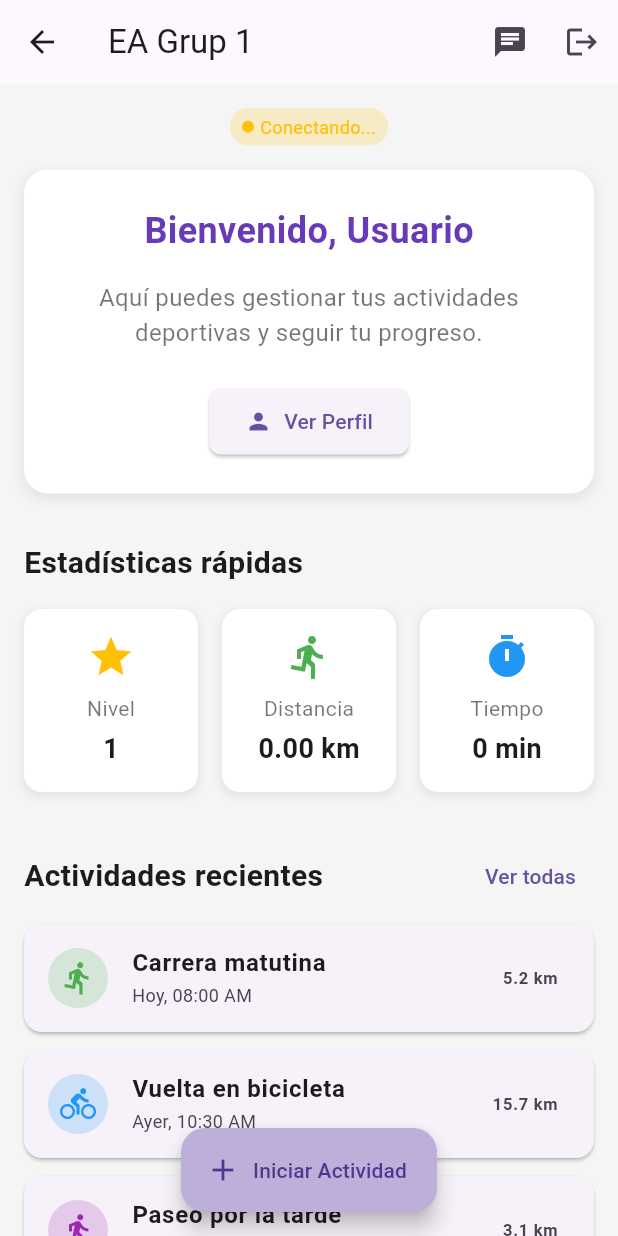
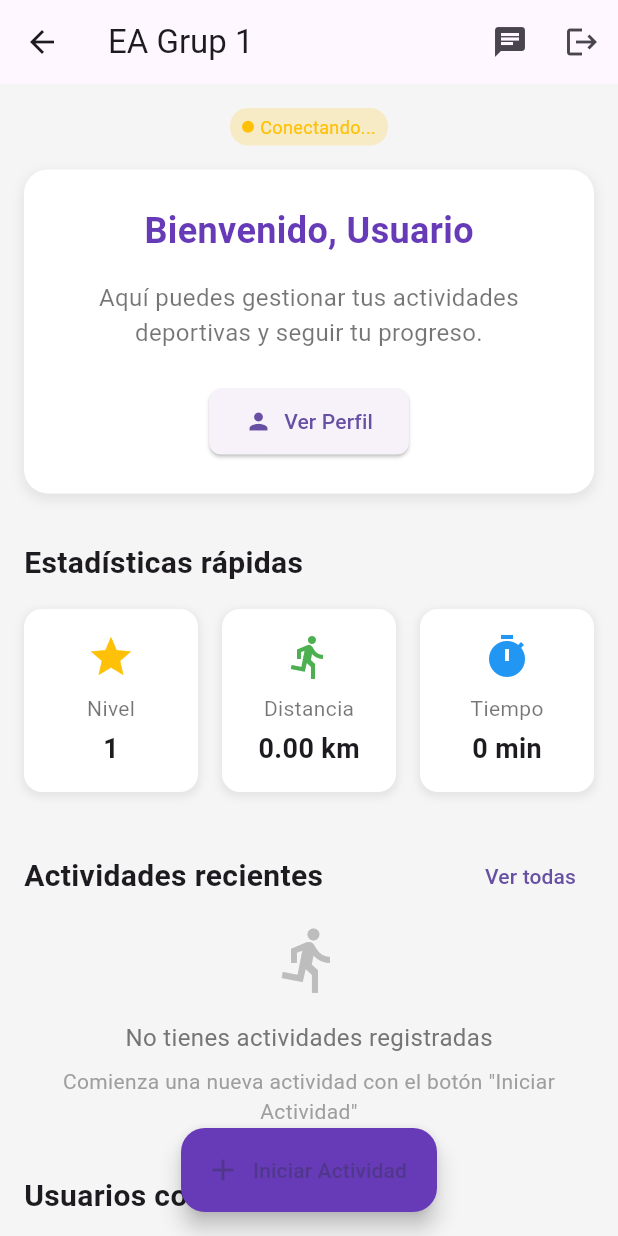
Before and after one commit to arnaugoba1315/FRONTEND_FLUTTER_G1, a Flutter app: the UserHomeScreen screen opened by its route, on a phone screen of 412 x 824 dp. Run offline on Flutter 3.47's test engine with Material 3 defaults, Android fonts, the light colour scheme and no system bars; our stand-ins replace flutter_map, geolocator, jwt_decoder, latlong2, shared_preferences, socket_io_client and 1 more; accounts and stored records are empty; network calls fail.

Commit message:
actividades 1.0

```diff
--- a/flutter_application_1/lib/models/user.dart
+++ b/flutter_application_1/lib/models/user.dart
@@ -58,12 +58,12 @@ class User {
       email: json['email'] ?? '',
       profilePicture: json['profilePicture'],
       bio: json['bio'],
-      level: json['level'] != null ? int.parse(json['level'].toString()) : 1,
+      level: json['level'] != null ? int.tryParse(json['level'].toString()) ?? 1 : 1,
       totalDistance: json['totalDistance'] != null
-          ? double.parse(json['totalDistance'].toString())
+          ? double.tryParse(json['totalDistance'].toString()) ?? 0.0
           : 0.0,
       totalTime: json['totalTime'] != null
-          ? int.parse(json['totalTime'].toString())
+          ? (double.tryParse(json['totalTime'].toString()) ?? 0).round()
           : 0,
       activities: json['activities'] != null
           ? List<String>.from(json['activities'].map((e) => e.toString()))
--- a/flutter_application_1/lib/screens/user/user_home.dart
+++ b/flutter_application_1/lib/screens/user/user_home.dart
@@ -5,6 +5,11 @@ import 'package:flutter_application_1/services/auth_service.dart';
 import 'package:flutter_application_1/services/socket_service.dart';
 import 'package:flutter_application_1/screens/chat/chat_list.dart';
 import 'package:flutter_application_1/providers/activity_provider_tracking.dart';
+import 'package:flutter_application_1/models/activity.dart';
+import 'package:flutter_application_1/services/activity_service.dart';
+import 'package:flutter_application_1/services/http_service.dart';
+import 'package:intl/intl.dart';
+import 'package:flutter_application_1/screens/activity/activity_detail_screen.dart';
 
 class UserHomeScreen extends StatefulWidget {
   const UserHomeScreen({Key? key}) : super(key: key);
@@ -15,6 +20,10 @@ class UserHomeScreen extends StatefulWidget {
 
 class _UserHomeScreenState extends State<UserHomeScreen> {
   bool _isCheckingTrackings = false; // Tracks if tracking check is in progress
+  bool _isLoadingActivities = false;
+  List<Activity> _userActivities = [];
+  bool _showAllActivities = false;
+
   @override
   void initState() {
     super.initState();
@@ -22,6 +31,7 @@ class _UserHomeScreenState extends State<UserHomeScreen> {
     // Verificar si hay actividades de tracking activas cuando se carga la pantalla
     WidgetsBinding.instance.addPostFrameCallback((_) {
       _checkActiveTrackings();
+      _loadUserActivities();
     });
   }
 
@@ -57,6 +67,44 @@ class _UserHomeScreenState extends State<UserHomeScreen> {
       if (mounted) {
         setState(() {
           _isCheckingTrackings = false;
+        });
+      }
+    }
+  }
+
+  // Load user activities
+  Future<void> _loadUserActivities() async {
+    final authService = Provider.of<AuthService>(context, listen: false);
+    if (authService.currentUser == null) return;
+
+    setState(() {
+      _isLoadingActivities = true;
+    });
+
+    try {
+      // Create activity service
+      final httpService = HttpService(authService);
+      final activityService = ActivityService(httpService);
+
+      // Get user activities
+      final activities = await activityService.getActivitiesByUserId(
+        authService.currentUser!.id
+      );
+
+      // Sort by date - most recent first
+      activities.sort((a, b) => b.startTime.compareTo(a.startTime));
+
+      if (mounted) {
+        setState(() {
+          _userActivities = activities;
+          _isLoadingActivities = false;
+        });
+      }
+    } catch (e) {
+      print('Error loading user activities: $e');
+      if (mounted) {
+        setState(() {
+          _isLoadingActivities = false;
         });
       }
     }
@@ -147,7 +195,11 @@ class _UserHomeScreenState extends State<UserHomeScreen> {
           ),
         ],
       ),
-      body: SingleChildScrollView(
+      body: RefreshIndicator(
+        onRefresh: () async {
+          await _loadUserActivities();
+        },
+        child: SingleChildScrollView(
           child: Padding(
             padding: const EdgeInsets.all(16.0),
             child: Column(
@@ -273,6 +325,7 @@ class _UserHomeScreenState extends State<UserHomeScreen> {
             ),
           ),
         ),
+      ),
       // Botón flotante para iniciar actividad
       floatingActionButton: FloatingActionButton.extended(
         onPressed: () {
@@ -280,7 +333,7 @@ class _UserHomeScreenState extends State<UserHomeScreen> {
         },
         icon: const Icon(Icons.add),
         label: const Text('Iniciar Actividad'),
-        backgroundColor: const Color.fromARGB(255, 189, 174, 218),
+        backgroundColor: Colors.deepPurple,
       ),
       floatingActionButtonLocation: FloatingActionButtonLocation.centerFloat,
     );
@@ -385,28 +438,6 @@ class _UserHomeScreenState extends State<UserHomeScreen> {
   }
 
   Widget _buildRecentActivities(BuildContext context) {
-    // Datos de muestra para actividades recientes
-    final List<Map<String, dynamic>> recentActivities = [
-      {
-        'name': 'Carrera matutina',
-        'date': 'Hoy, 08:00 AM',
-        'type': 'running',
-        'distance': '5.2 km',
-      },
-      {
-        'name': 'Vuelta en bicicleta',
-        'date': 'Ayer, 10:30 AM',
-        'type': 'cycling',
-        'distance': '15.7 km',
-      },
-      {
-        'name': 'Paseo por la tarde',
-        'date': 'Hace 2 días, 06:00 PM',
-        'type': 'walking',
-        'distance': '3.1 km',
-      },
-    ];
-
     return Column(
       crossAxisAlignment: CrossAxisAlignment.start,
       children: [
@@ -422,42 +453,114 @@ class _UserHomeScreenState extends State<UserHomeScreen> {
             ),
             TextButton(
               onPressed: () {
-                // Navegar a todas las actividades
+                setState(() {
+                  _showAllActivities = !_showAllActivities;
+                });
               },
-              child: const Text('Ver todas'),
+              child: Text(_showAllActivities ? 'Ver menos' : 'Ver todas'),
             ),
           ],
         ),
         const SizedBox(height: 8.0),
-        ...recentActivities.map((activity) => _buildActivityCard(context, activity)),
+
+        _isLoadingActivities
+            ? const Center(child: CircularProgressIndicator())
+            : _userActivities.isEmpty
+                ? Center(
+                    child: Column(
+                      children: [
+                        Icon(
+                          Icons.directions_run_outlined,
+                          size: 48,
+                          color: Colors.grey[400],
+                        ),
+                        const SizedBox(height: 16),
+                        Text(
+                          'No tienes actividades registradas',
+                          style: TextStyle(
+                            color: Colors.grey[600],
+                            fontSize: 16,
+                          ),
+                        ),
+                        const SizedBox(height: 8),
+                        Text(
+                          'Comienza una nueva actividad con el botón "Iniciar Actividad"',
+                          textAlign: TextAlign.center,
+                          style: TextStyle(
+                            color: Colors.grey[500],
+                          ),
+                        ),
+                      ],
+                    ),
+                  )
+                : Column(
+                    children: [
+                      ...(_showAllActivities
+                          ? _userActivities
+                          : _userActivities.take(3))
+                          .map((activity) => _buildActivityCard(context, activity)),
+                      if (_userActivities.length > 3 && !_showAllActivities)
+                        Center(
+                          child: TextButton.icon(
+                            onPressed: () {
+                              setState(() {
+                                _showAllActivities = true;
+                              });
+                            },
+                            icon: const Icon(Icons.expand_more),
+                            label: Text(
+                              'Ver todas (${_userActivities.length})',
+                              style: const TextStyle(fontWeight: FontWeight.bold),
+                            ),
+                          ),
+                        ),
+                    ],
+                  ),
       ],
     );
   }
 
-  Widget _buildActivityCard(BuildContext context, Map<String, dynamic> activity) {
+  Widget _buildActivityCard(BuildContext context, Activity activity) {
     IconData activityIcon;
     Color activityColor;
 
-    switch (activity['type']) {
-      case 'running':
+    switch (activity.type) {
+      case ActivityType.running:
         activityIcon = Icons.directions_run;
         activityColor = Colors.green;
         break;
-      case 'cycling':
+      case ActivityType.cycling:
         activityIcon = Icons.directions_bike;
         activityColor = Colors.blue;
         break;
-      case 'walking':
+      case ActivityType.walking:
         activityIcon = Icons.directions_walk;
         activityColor = Colors.purple;
         break;
-      case 'hiking':
+      case ActivityType.hiking:
         activityIcon = Icons.terrain;
         activityColor = Colors.orange;
         break;
       default:
         activityIcon = Icons.directions_run;
         activityColor = Colors.green;
+    }
+
+    // Format the date based on how recent it is
+    String formattedDate;
+    final now = DateTime.now();
+    final today = DateTime(now.year, now.month, now.day);
+    final yesterday = DateTime(now.year, now.month, now.day - 1);
+    final activityDate = DateTime(
+        activity.startTime.year, activity.startTime.month, activity.startTime.day);
+
+    if (activityDate == today) {
+      formattedDate = 'Hoy, ${DateFormat('HH:mm').format(activity.startTime)}';
+    } else if (activityDate == yesterday) {
+      formattedDate = 'Ayer, ${DateFormat('HH:mm').format(activity.startTime)}';
+    } else {
+      formattedDate =
+          'Hace ${now.difference(activityDate).inDays} días, ${DateFormat('HH:mm').format(activity.startTime)}';
     }
 
     return Card(
@@ -474,25 +577,30 @@ class _UserHomeScreenState extends State<UserHomeScreen> {
           ),
         ),
         title: Text(
-          activity['name'],
+          activity.name,
           style: const TextStyle(
             fontWeight: FontWeight.bold,
           ),
         ),
         subtitle: Text(
-          activity['date'],
+          formattedDate,
           style: const TextStyle(
             fontSize: 12.0,
           ),
         ),
         trailing: Text(
-          activity['distance'],
+          activity.formatDistance(),
           style: const TextStyle(
             fontWeight: FontWeight.bold,
           ),
         ),
         onTap: () {
-          // Navegar a detalles de actividad
+          Navigator.push(
+            context,
+            MaterialPageRoute(
+              builder: (context) => ActivityDetailScreen(activity: activity),
+            ),
+          );
         },
       ),
     );
--- a/flutter_application_1/lib/services/activity_service.dart
+++ b/flutter_application_1/lib/services/activity_service.dart
@@ -1,9 +1,12 @@
 import 'dart:convert';
+import 'package:flutter_application_1/services/http_service.dart';
 import 'package:http/http.dart' as http;
 import 'package:flutter_application_1/config/api_constants.dart';
 import 'package:flutter_application_1/models/activity.dart';
 
 class ActivityService {
+  ActivityService(HttpService httpService);
+
   // Get activities with pagination
   Future<Map<String, dynamic>> getActivities({
     int page = 1,
```
Also changed, not shown: flutter_application_1/lib/screens/activity/activity_detail_screen.dart (added, +318 -0 lines). Lines whose indentation alone changed are shown as unchanged.
